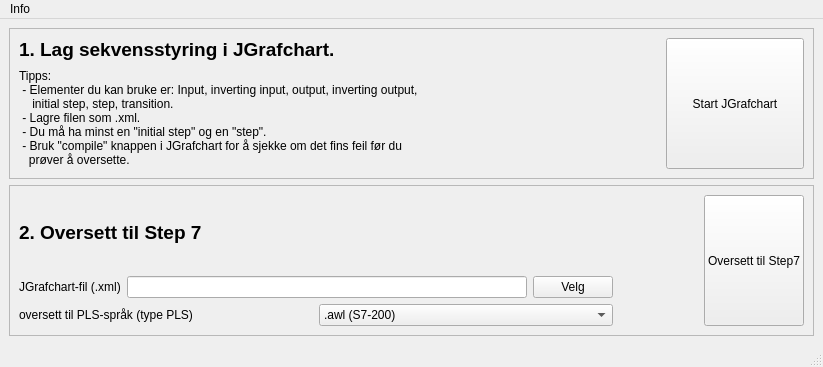
Old version of the form GUI/sekvens_gui.ui in the repository fschimpf/graf2il.
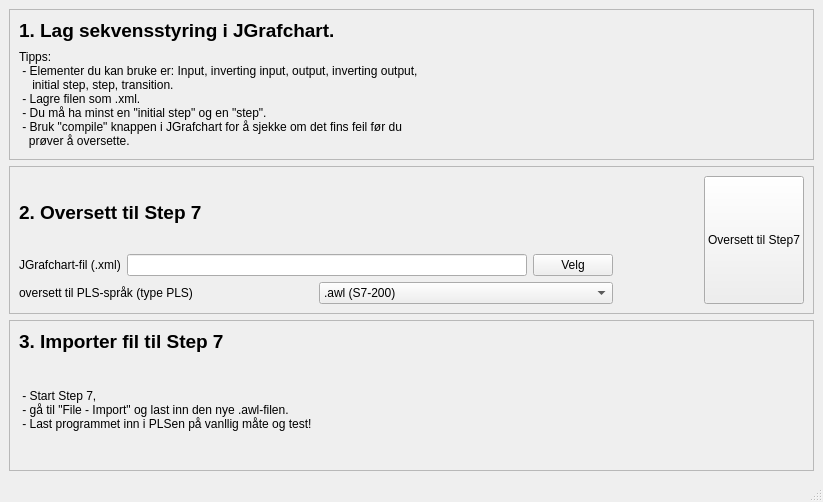
New version of the form.

Commit message: First version of GUI finished and working. Supports only .awl-output.

```diff
--- a/GUI/sekvens_gui.ui
+++ b/GUI/sekvens_gui.ui
@@ -7,7 +7,7 @@
     <x>0</x>
     <y>0</y>
     <width>823</width>
-    <height>367</height>
+    <height>502</height>
    </rect>
   </property>
   <property name="windowTitle">
@@ -70,38 +70,6 @@
          </item>
         </layout>
        </item>
-       <item>
-        <spacer name="horizontalSpacer">
-         <property name="orientation">
-          <enum>Qt::Horizontal</enum>
-         </property>
-         <property name="sizeHint" stdset="0">
-          <size>
-           <width>4</width>
-           <height>20</height>
-          </size>
-         </property>
-        </spacer>
-       </item>
-       <item>
-        <widget class="QPushButton" name="pushButton">
-         <property name="sizePolicy">
-          <sizepolicy hsizetype="Minimum" vsizetype="Preferred">
-           <horstretch>0</horstretch>
-           <verstretch>0</verstretch>
-          </sizepolicy>
-         </property>
-         <property name="minimumSize">
-          <size>
-           <width>138</width>
-           <height>0</height>
-          </size>
-         </property>
-         <property name="text">
-          <string>Start JGrafchart</string>
-         </property>
-        </widget>
-       </item>
       </layout>
      </widget>
     </item>
@@ -236,6 +204,60 @@
       </layout>
      </widget>
     </item>
+    <item>
+     <widget class="QFrame" name="frame_3">
+      <property name="frameShape">
+       <enum>QFrame::StyledPanel</enum>
+      </property>
+      <property name="frameShadow">
+       <enum>QFrame::Raised</enum>
+      </property>
+      <layout class="QHBoxLayout" name="horizontalLayout_3">
+       <item>
+        <layout class="QVBoxLayout" name="verticalLayout_4">
+         <item>
+          <widget class="QLabel" name="label_3">
+           <property name="font">
+            <font>
+             <pointsize>14</pointsize>
+             <weight>75</weight>
+             <bold>true</bold>
+            </font>
+           </property>
+           <property name="text">
+            <string>3. Importer fil til Step 7 </string>
+           </property>
+          </widget>
+         </item>
+         <item>
+          <widget class="QLabel" name="label_7">
+           <property name="sizePolicy">
+            <sizepolicy hsizetype="Minimum" vsizetype="Minimum">
+             <horstretch>0</horstretch>
+             <verstretch>0</verstretch>
+            </sizepolicy>
+           </property>
+           <property name="minimumSize">
+            <size>
+             <width>529</width>
+             <height>102</height>
+            </size>
+           </property>
+           <property name="text">
+            <string> - Start Step 7,
+ - gå til &quot;File - Import&quot; og last inn den nye .awl-filen.
+ - Last programmet inn i PLSen på vanllig måte og test!</string>
+           </property>
+           <property name="wordWrap">
+            <bool>true</bool>
+           </property>
+          </widget>
+         </item>
+        </layout>
+       </item>
+      </layout>
+     </widget>
+    </item>
    </layout>
   </widget>
   <widget class="QMenuBar" name="menubar">
@@ -247,12 +269,6 @@
      <height>25</height>
     </rect>
    </property>
-   <widget class="QMenu" name="menuInfo">
-    <property name="title">
-     <string>Info</string>
-    </property>
-   </widget>
-   <addaction name="menuInfo"/>
   </widget>
   <widget class="QStatusBar" name="statusbar"/>
   <action name="actionInfo">
```
Left out of the diff: 7 changed lines with no effect on the pictures. The commit also changes 2 other files.
